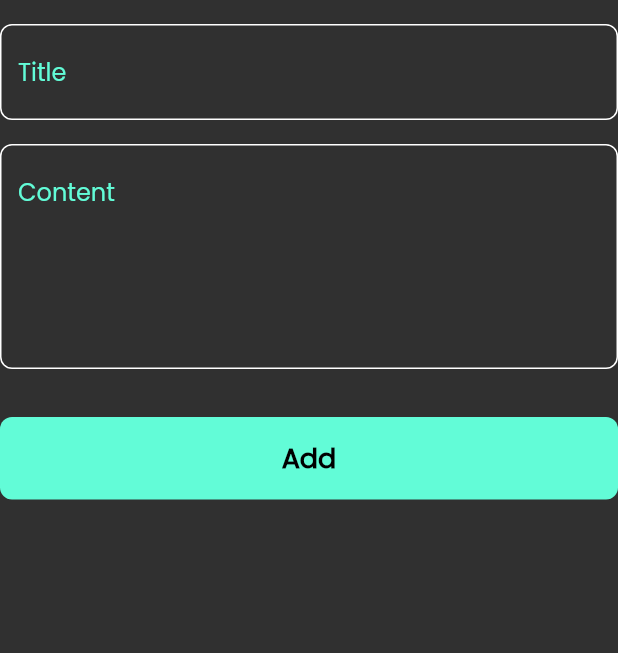
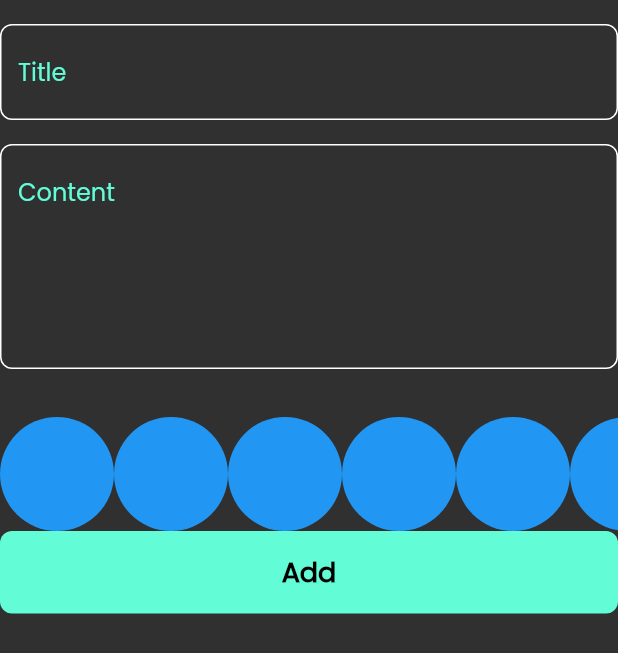
Before and after one commit to Nidjd/notes_app, a Flutter app: the AddNoteForm widget shown alone on an empty page, opened directly, on a phone screen of 412 x 824 dp. Shown: the top 653 px of the screen. Run offline on Flutter 3.47's test engine with Material 2 defaults, Android fonts, the phone set to English and light mode, and no system bars; our stand-ins replace bloc, flutter_bloc, font_awesome_flutter, hive, hive_flutter, modal_progress_hud_nsn; accounts and stored records are empty.

Commit message:
create colors list view part 1

```diff
--- a/lib/views/widgets/add_note_form.dart
+++ b/lib/views/widgets/add_note_form.dart
@@ -5,6 +5,7 @@ import 'package:intl/intl.dart';
 import 'package:notes_app/add_notes_cubit/cubit/add_note_cubit.dart';
 import 'package:notes_app/models/node_model.dart';
 
+import 'colors_list_view.dart';
 import 'custom_button.dart';
 import 'custom_text_field.dart';
 
@@ -50,6 +51,10 @@ class _AddNoteFormState extends State<AddNoteForm> {
           const SizedBox(
             height: 32,
           ),
+          SizedBox(
+            child: ColorsListView(),
+            height: 76,
+          ),
           BlocBuilder<AddNoteCubit, AddNoteState>(
             builder: (context, state) {
               return CustomTextButton(
--- /dev/null
+++ b/lib/views/widgets/colors_list_view.dart
@@ -0,0 +1,27 @@
+import 'package:flutter/cupertino.dart';
+import 'package:flutter/material.dart';
+
+class ColorItem extends StatelessWidget {
+  const ColorItem({super.key});
+
+  @override
+  Widget build(BuildContext context) {
+    return const CircleAvatar(
+      backgroundColor: Colors.blue,
+      radius: 38,
+    );
+  }
+}
+
+class ColorsListView extends StatelessWidget {
+  const ColorsListView({super.key});
+
+  @override
+  Widget build(BuildContext context) {
+    return ListView.builder(
+      itemCount: 10,
+      scrollDirection: Axis.horizontal,
+      itemBuilder: (context, index) => ColorItem(),
+    );
+  }
+}
```
